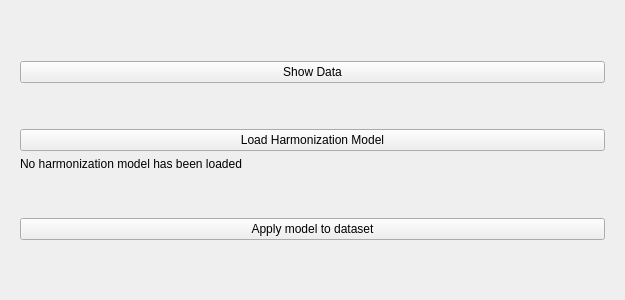
Before: the Qt Designer form QtBrainChartGUI/plugins/harmonization/harmonization.ui in CBICA/niCHART, drawn with Qt 5.
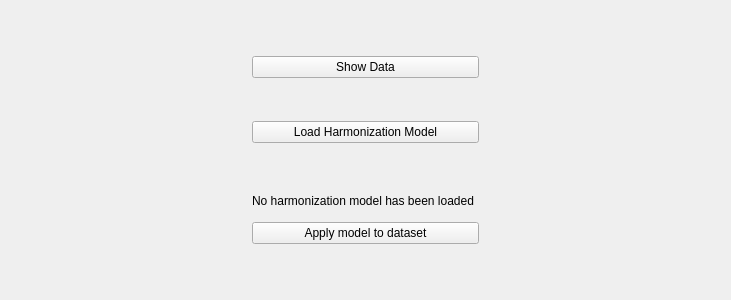
After: the same form once the commit is applied. The open tabs and pages were chosen to show the change.

Commit message: Update harmonization tab and plot

```diff
--- a/QtBrainChartGUI/plugins/harmonization/harmonization.ui
+++ b/QtBrainChartGUI/plugins/harmonization/harmonization.ui
@@ -6,7 +6,7 @@
    <rect>
     <x>0</x>
     <y>0</y>
-    <width>625</width>
+    <width>731</width>
     <height>300</height>
    </rect>
   </property>
@@ -24,20 +24,21 @@
      </property>
      <widget class="QWidget" name="page">
       <layout class="QHBoxLayout" name="horizontalLayout_2">
+       <item>
+        <widget class="QLabel" name="label">
+         <property name="text">
+          <string/>
+         </property>
+        </widget>
+       </item>
        <item>
         <layout class="QVBoxLayout" name="verticalLayout_2">
          <item>
-          <spacer name="verticalSpacer_2">
-           <property name="orientation">
-            <enum>Qt::Vertical</enum>
+          <widget class="QLabel" name="label_4">
+           <property name="text">
+            <string/>
            </property>
-           <property name="sizeHint" stdset="0">
-            <size>
-             <width>20</width>
-             <height>40</height>
-            </size>
-           </property>
-          </spacer>
+          </widget>
          </item>
          <item>
           <widget class="QPushButton" name="show_data_Btn">
@@ -50,17 +51,11 @@
           </widget>
          </item>
          <item>
-          <spacer name="verticalSpacer_3">
-           <property name="orientation">
-            <enum>Qt::Vertical</enum>
+          <widget class="QLabel" name="label_5">
+           <property name="text">
+            <string/>
            </property>
-           <property name="sizeHint" stdset="0">
-            <size>
-             <width>20</width>
-             <height>40</height>
-            </size>
-           </property>
-          </spacer>
+          </widget>
          </item>
          <item>
           <widget class="QPushButton" name="load_harmonization_model_Btn">
@@ -69,6 +64,13 @@
            </property>
           </widget>
          </item>
+         <item>
+          <widget class="QLabel" name="Harmonization_Model_Loaded_Lbl">
+           <property name="text">
+            <string/>
+           </property>
+          </widget>
+         </item>
          <item>
           <widget class="QLabel" name="Harmonized_Data_Information_Lbl">
            <property name="text">
@@ -76,19 +78,6 @@
            </property>
           </widget>
          </item>
-         <item>
-          <spacer name="verticalSpacer_4">
-           <property name="orientation">
-            <enum>Qt::Vertical</enum>
-           </property>
-           <property name="sizeHint" stdset="0">
-            <size>
-             <width>20</width>
-             <height>40</height>
-            </size>
-           </property>
-          </spacer>
-         </item>
          <item>
           <widget class="QPushButton" name="apply_model_to_dataset_Btn">
            <property name="text">
@@ -97,20 +86,21 @@
           </widget>
          </item>
          <item>
-          <spacer name="verticalSpacer">
-           <property name="orientation">
-            <enum>Qt::Vertical</enum>
+          <widget class="QLabel" name="label_3">
+           <property name="text">
+            <string/>
            </property>
-           <property name="sizeHint" stdset="0">
-            <size>
-             <width>20</width>
-             <height>40</height>
-            </size>
-           </property>
-          </spacer>
+          </widget>
          </item>
         </layout>
        </item>
+       <item>
+        <widget class="QLabel" name="label_2">
+         <property name="text">
+          <string/>
+         </property>
+        </widget>
+       </item>
       </layout>
      </widget>
      <widget class="QWidget" name="page_2">
@@ -118,9 +108,10 @@
        <item>
         <layout class="QHBoxLayout" name="horizontalLayout_3">
          <item>
-          <widget class="QLabel" name="label">
+          <widget class="QLabel" name="label_6">
            <property name="text">
-            <string>Harmonization model details</string>
+            <string>Region of Interest: 
+Right Hippocampus (MUSE_Volume_47)</string>
            </property>
           </widget>
          </item>
```
Left out of the diff: 2 changed lines with no effect on the pictures. The commit also changes 1 other file.
